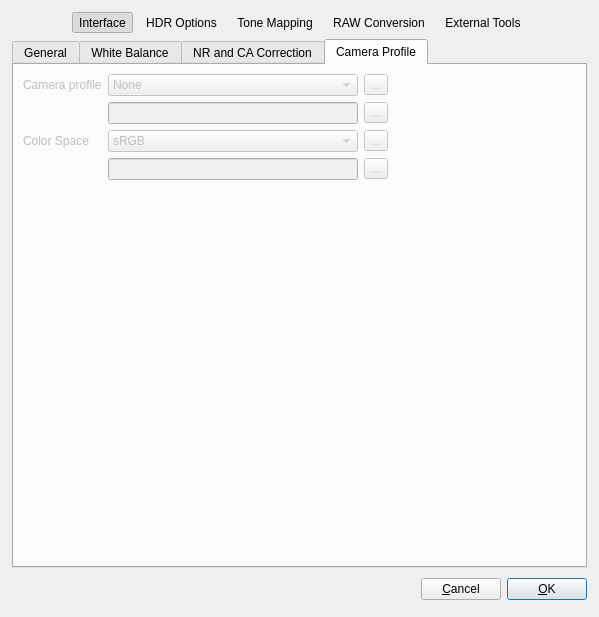
LuminanceHDR/LuminanceHDR, file src/Preferences/PreferencesDialog.ui: the form before one commit.
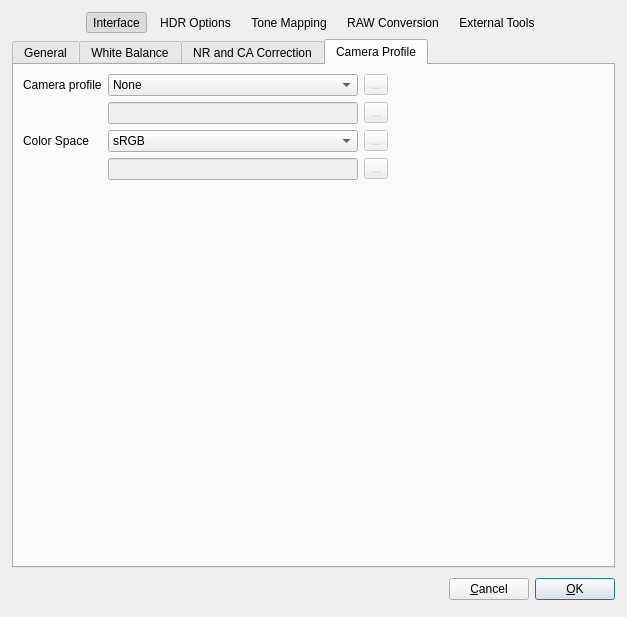
The form after the commit. The open tabs and pages were chosen to show the change. Icons and pictures are not drawn.

The edit to the form file:
```diff
--- a/src/Preferences/PreferencesDialog.ui
+++ b/src/Preferences/PreferencesDialog.ui
@@ -6,7 +6,7 @@
    <rect>
     <x>0</x>
     <y>0</y>
-    <width>599</width>
+    <width>627</width>
     <height>617</height>
    </rect>
   </property>
@@ -2068,7 +2068,7 @@
                <item row="0" column="0">
                 <widget class="QLabel" name="label_12">
                  <property name="enabled">
-                  <bool>false</bool>
+                  <bool>true</bool>
                  </property>
                  <property name="text">
                   <string>Camera profile</string>
@@ -2080,7 +2080,7 @@
                  <item>
                   <widget class="QComboBox" name="camera_comboBox">
                    <property name="enabled">
-                    <bool>false</bool>
+                    <bool>true</bool>
                    </property>
                    <property name="minimumSize">
                     <size>
@@ -2180,7 +2180,7 @@
                  <item>
                   <widget class="QComboBox" name="colorspace_comboBox">
                    <property name="enabled">
-                    <bool>false</bool>
+                    <bool>true</bool>
                    </property>
                    <property name="minimumSize">
                     <size>
@@ -2262,7 +2262,7 @@
                <item row="2" column="0">
                 <widget class="QLabel" name="label_13">
                  <property name="enabled">
-                  <bool>false</bool>
+                  <bool>true</bool>
                  </property>
                  <property name="text">
                   <string>Color Space</string>
```
Left out of the diff: 58 changed lines with no effect on the pictures.
